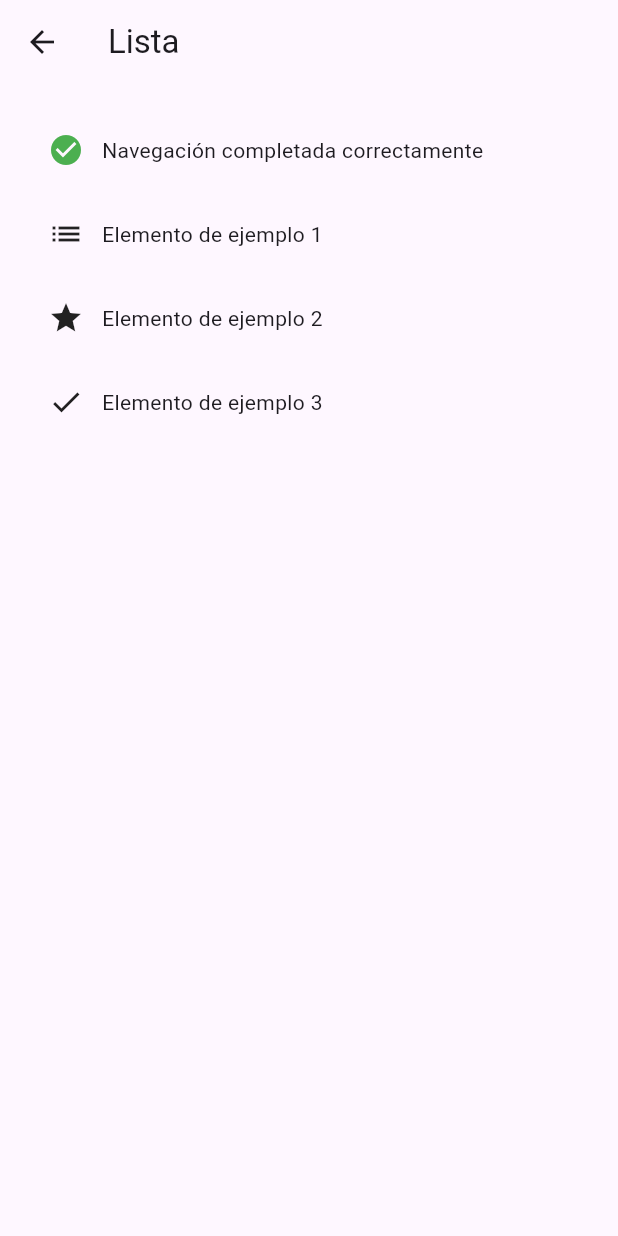
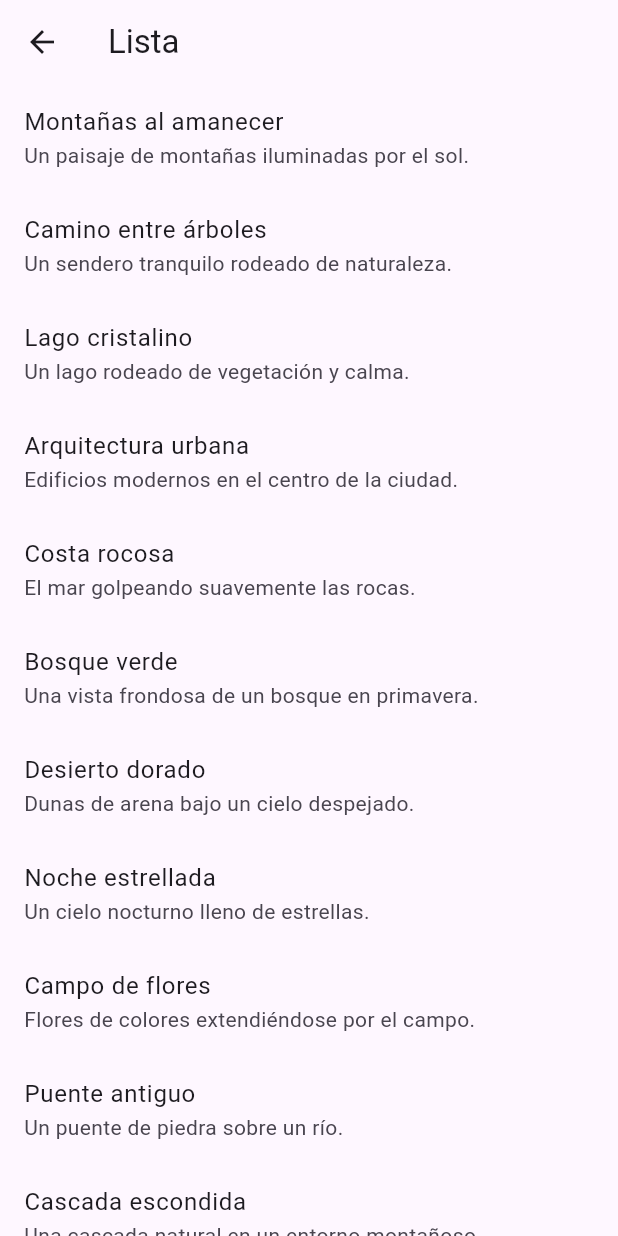
Before and after one commit to aleixrc/ipc-flutter-coursework, a Flutter app: the ListViewScreen screen opened directly, on a phone screen of 412 x 824 dp. Run offline on Flutter 3.47's test engine with Material 3 defaults, Android fonts, the phone set to English and light mode, and no system bars.

Commit message:
placeholder data and basic lazy ListView.builder

```diff
--- a/lib/views/list_view.dart
+++ b/lib/views/list_view.dart
@@ -1,7 +1,101 @@
 import 'package:flutter/material.dart';
+import '../models/item.dart';
 
 class ListViewScreen extends StatelessWidget {
   const ListViewScreen({super.key});
+
+  static const List<Item> items = [
+    Item(
+      id: '1',
+      titulo: 'Montañas al amanecer',
+      descripcion: 'Un paisaje de montañas iluminadas por el sol.',
+      urlImagen: 'https://picsum.photos/id/1018/400/300',
+    ),
+    Item(
+      id: '2',
+      titulo: 'Camino entre árboles',
+      descripcion: 'Un sendero tranquilo rodeado de naturaleza.',
+      urlImagen: 'https://picsum.photos/id/10/400/300',
+    ),
+    Item(
+      id: '3',
+      titulo: 'Lago cristalino',
+      descripcion: 'Un lago rodeado de vegetación y calma.',
+      urlImagen: 'https://picsum.photos/id/11/400/300',
+    ),
+    Item(
+      id: '4',
+      titulo: 'Arquitectura urbana',
+      descripcion: 'Edificios modernos en el centro de la ciudad.',
+      urlImagen: 'https://picsum.photos/id/12/400/300',
+    ),
+    Item(
+      id: '5',
+      titulo: 'Costa rocosa',
+      descripcion: 'El mar golpeando suavemente las rocas.',
+      urlImagen: 'https://picsum.photos/id/13/400/300',
+    ),
+    Item(
+      id: '6',
+      titulo: 'Bosque verde',
+      descripcion: 'Una vista frondosa de un bosque en primavera.',
+      urlImagen: 'https://picsum.photos/id/14/400/300',
+    ),
+    Item(
+      id: '7',
+      titulo: 'Desierto dorado',
+      descripcion: 'Dunas de arena bajo un cielo despejado.',
+      urlImagen: 'https://picsum.photos/id/15/400/300',
+    ),
+    Item(
+      id: '8',
+      titulo: 'Noche estrellada',
+      descripcion: 'Un cielo nocturno lleno de estrellas.',
+      urlImagen: 'https://picsum.photos/id/16/400/300',
+    ),
+    Item(
+      id: '9',
+      titulo: 'Campo de flores',
+      descripcion: 'Flores de colores extendiéndose por el campo.',
+      urlImagen: 'https://picsum.photos/id/17/400/300',
+    ),
+    Item(
+      id: '10',
+      titulo: 'Puente antiguo',
+      descripcion: 'Un puente de piedra sobre un río.',
+      urlImagen: 'https://picsum.photos/id/18/400/300',
+    ),
+    Item(
+      id: '11',
+      titulo: 'Cascada escondida',
+      descripcion: 'Una cascada natural en un entorno montañoso.',
+      urlImagen: 'https://picsum.photos/id/19/400/300',
+    ),
+    Item(
+      id: '12',
+      titulo: 'Pueblo costero',
+      descripcion: 'Casas junto al mar en un día soleado.',
+      urlImagen: 'https://picsum.photos/id/20/400/300',
+    ),
+    Item(
+      id: '13',
+      titulo: 'Llanura nevada',
+      descripcion: 'Un paisaje cubierto completamente de nieve.',
+      urlImagen: 'https://picsum.photos/id/21/400/300',
+    ),
+    Item(
+      id: '14',
+      titulo: 'Atardecer naranja',
+      descripcion: 'Los últimos rayos del sol sobre el horizonte.',
+      urlImagen: 'https://picsum.photos/id/22/400/300',
+    ),
+    Item(
+      id: '15',
+      titulo: 'Casa en el campo',
+      descripcion: 'Una pequeña casa rodeada de árboles.',
+      urlImagen: 'https://picsum.photos/id/23/400/300',
+    ),
+  ];
 
   @override
   Widget build(BuildContext context) {
@@ -13,50 +107,15 @@ class ListViewScreen extends StatelessWidget {
           onPressed: () => Navigator.pop(context),
         ),
       ),
-      body: ListView(
-        padding: const EdgeInsets.all(16),
-        children: [
-          Container(
-            padding: const EdgeInsets.all(16),
-            child: const Row(
-              children: [
-                Icon(Icons.check_circle, color: Colors.green),
-                SizedBox(width: 12),
-                Text('Navegación completada correctamente'),
-              ],
-            ),
-          ),
-          Container(
-            padding: const EdgeInsets.all(16),
-            child: const Row(
-              children: [
-                Icon(Icons.list),
-                SizedBox(width: 12),
-                Text('Elemento de ejemplo 1'),
-              ],
-            ),
-          ),
-          Container(
-            padding: const EdgeInsets.all(16),
-            child: const Row(
-              children: [
-                Icon(Icons.star),
-                SizedBox(width: 12),
-                Text('Elemento de ejemplo 2'),
-              ],
-            ),
-          ),
-          Container(
-            padding: const EdgeInsets.all(16),
-            child: const Row(
-              children: [
-                Icon(Icons.done),
-                SizedBox(width: 12),
-                Text('Elemento de ejemplo 3'),
-              ],
-            ),
-          ),
-        ],
+      body: ListView.builder(
+        itemCount: items.length,
+        itemBuilder: (context, index) {
+          final item = items[index];
+          return ListTile(
+            title: Text(item.titulo),
+            subtitle: Text(item.descripcion),
+          );
+        },
       ),
     );
   }
```
